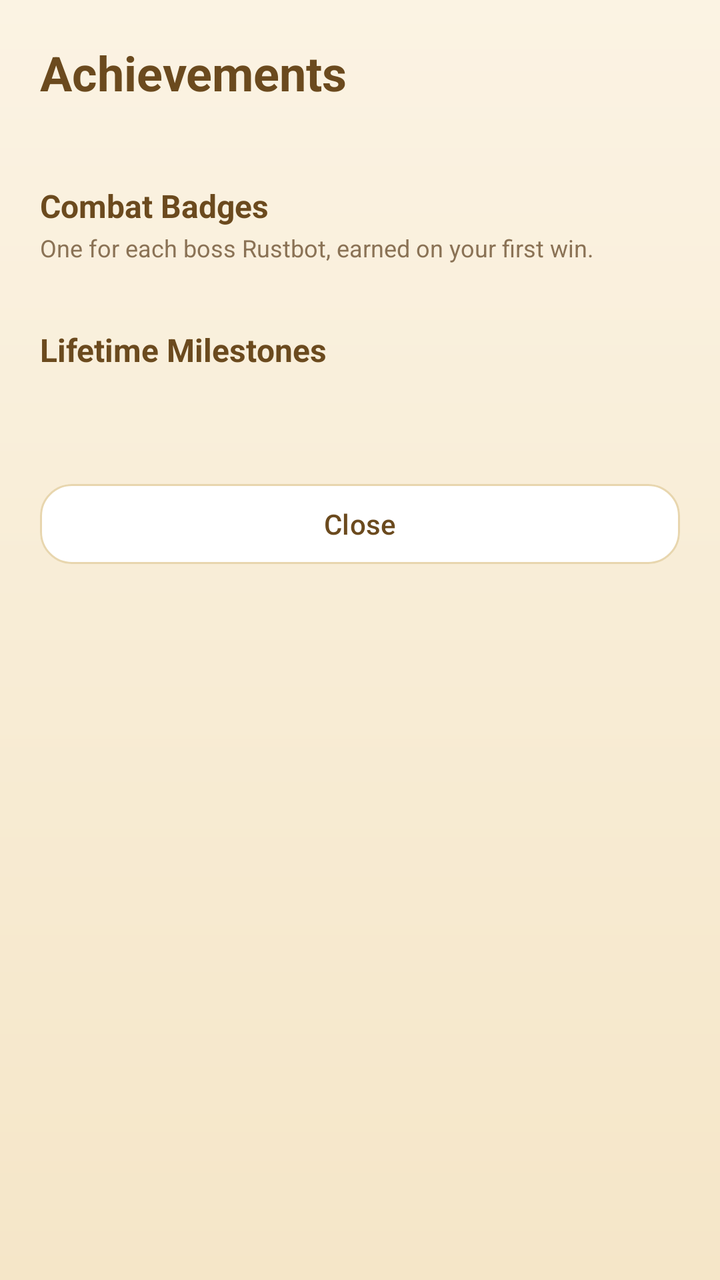
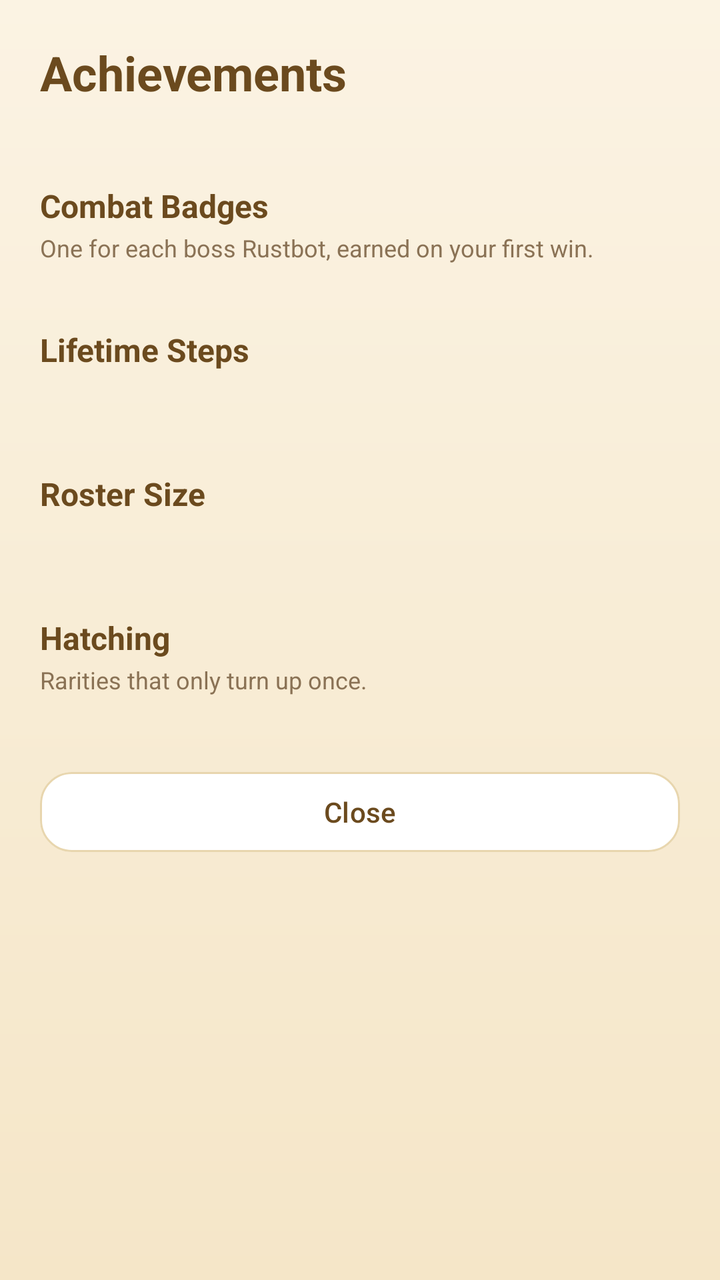

An Android layout rendered at two revisions. The XML below is the earlier revision; the diff shows what the commit changed to produce the second picture.
<!-- AndroidManifest.xml: application theme Theme.RatKingRecon -->
<!-- res/layout/activity_achievements.xml -->
<?xml version="1.0" encoding="utf-8"?>
<ScrollView xmlns:android="http://schemas.android.com/apk/res/android"
    xmlns:app="http://schemas.android.com/apk/res-auto"
    android:layout_width="match_parent"
    android:layout_height="match_parent"
    android:background="@drawable/bg_app_gradient"
    android:fillViewport="true">

    <LinearLayout
        android:layout_width="match_parent"
        android:layout_height="wrap_content"
        android:orientation="vertical"
        android:padding="20dp">

        <TextView
            android:layout_width="wrap_content"
            android:layout_height="wrap_content"
            android:text="@string/achievements_title"
            android:textColor="@color/text_primary"
            android:textSize="24sp"
            android:textStyle="bold" />

        <TextView
            android:id="@+id/achievementsSummary"
            android:layout_width="wrap_content"
            android:layout_height="wrap_content"
            android:layout_marginTop="4dp"
            android:layout_marginBottom="18dp"
            android:textColor="@color/text_muted"
            android:textSize="13sp" />

        
        <TextView
            android:layout_width="wrap_content"
            android:layout_height="wrap_content"
            android:text="@string/achievements_combat"
            android:textColor="@color/text_primary"
            android:textSize="16sp"
            android:textStyle="bold" />

        <TextView
            android:layout_width="wrap_content"
            android:layout_height="wrap_content"
            android:layout_marginTop="2dp"
            android:layout_marginBottom="10dp"
            android:text="@string/achievements_combat_sub"
            android:textColor="@color/text_muted"
            android:textSize="12sp" />

        <LinearLayout
            android:id="@+id/badgeList"
            android:layout_width="match_parent"
            android:layout_height="wrap_content"
            android:orientation="vertical" />

        
        <TextView
            android:layout_width="wrap_content"
            android:layout_height="wrap_content"
            android:layout_marginTop="22dp"
            android:text="@string/achievements_milestones"
            android:textColor="@color/text_primary"
            android:textSize="16sp"
            android:textStyle="bold" />

        <TextView
            android:id="@+id/milestoneSubtitle"
            android:layout_width="wrap_content"
            android:layout_height="wrap_content"
            android:layout_marginTop="2dp"
            android:layout_marginBottom="10dp"
            android:textColor="@color/text_muted"
            android:textSize="12sp" />

        <LinearLayout
            android:id="@+id/milestoneList"
            android:layout_width="match_parent"
            android:layout_height="wrap_content"
            android:orientation="vertical" />

        <com.google.android.material.button.MaterialButton
            android:id="@+id/achievementsCloseButton"
            android:layout_width="match_parent"
            android:layout_height="wrap_content"
            android:layout_marginTop="24dp"
            android:text="@string/btn_close"
            android:textAllCaps="false"
            android:textColor="@color/text_primary"
            app:backgroundTint="@color/card_white"
            app:cornerRadius="16dp"
            app:strokeColor="@color/card_border"
            app:strokeWidth="1dp" />

    </LinearLayout>
</ScrollView>
<!-- resources referenced by this layout -->
<resources>
  <color name="card_border">#E8D6AE</color>
  <color name="card_white">#FFFFFF</color>
  <color name="text_muted">#8A7255</color>
  <color name="text_primary">#6B4A1E</color>
  <!-- drawable bg_app_gradient (drawable) -->
  <?xml version="1.0" encoding="utf-8"?>
  <shape xmlns:android="http://schemas.android.com/apk/res/android"
      android:shape="rectangle">
      <gradient
          android:angle="270"
          android:startColor="@color/cream"
          android:endColor="@color/tan"
          android:type="linear" />
  </shape>
  <string name="achievements_combat">Combat Badges</string>
  <string name="achievements_combat_sub">One for each boss Rustbot, earned on your first win.</string>
  <string name="achievements_milestones">Lifetime Milestones</string>
  <string name="achievements_title">Achievements</string>
  <string name="btn_close">Close</string>
  <style name="Theme.RatKingRecon" parent="Base.Theme.RatKingRecon" />
  <color name="cream">#FBF3E3</color>
  <color name="tan">#F5E6C8</color>
  <style name="Base.Theme.RatKingRecon" parent="Theme.Material3.Light.NoActionBar">
          <item name="colorPrimary">@color/amber</item>
          <item name="colorOnPrimary">@color/text_primary</item>
          <item name="colorSurface">@color/cream</item>
          <item name="colorOnSurface">@color/text_primary</item>
          <item name="android:colorBackground">@color/cream</item>
          <item name="android:statusBarColor">@color/cream</item>
          <item name="android:windowLightStatusBar">true</item>
          <item name="android:navigationBarColor">@color/tan</item>
          <item name="android:windowLightNavigationBar">true</item>
      </style>
  <color name="amber">#E8A94F</color>
</resources>

<!-- the commit's change to res/layout/activity_achievements.xml (unified diff, before → after) -->
@@ -4,7 +4,8 @@
     android:layout_width="match_parent"
     android:layout_height="match_parent"
     android:background="@drawable/bg_app_gradient"
-    android:fillViewport="true">
+    android:fillViewport="true"
+    android:fitsSystemWindows="true">
 
     <LinearLayout
         android:layout_width="match_parent"
@@ -58,13 +59,13 @@
             android:layout_width="wrap_content"
             android:layout_height="wrap_content"
             android:layout_marginTop="22dp"
-            android:text="@string/achievements_milestones"
+            android:text="@string/achievements_steps"
             android:textColor="@color/text_primary"
             android:textSize="16sp"
             android:textStyle="bold" />
 
         <TextView
-            android:id="@+id/milestoneSubtitle"
+            android:id="@+id/stepsSubtitle"
             android:layout_width="wrap_content"
             android:layout_height="wrap_content"
             android:layout_marginTop="2dp"
@@ -73,7 +74,57 @@
             android:textSize="12sp" />
 
         <LinearLayout
-            android:id="@+id/milestoneList"
+            android:id="@+id/stepsList"
+            android:layout_width="match_parent"
+            android:layout_height="wrap_content"
+            android:orientation="vertical" />
+
+        
+        <TextView
+            android:layout_width="wrap_content"
+            android:layout_height="wrap_content"
+            android:layout_marginTop="22dp"
+            android:text="@string/achievements_roster"
+            android:textColor="@color/text_primary"
+            android:textSize="16sp"
+            android:textStyle="bold" />
+
+        <TextView
+            android:id="@+id/rosterSubtitle"
+            android:layout_width="wrap_content"
+            android:layout_height="wrap_content"
+            android:layout_marginTop="2dp"
+            android:layout_marginBottom="10dp"
+            android:textColor="@color/text_muted"
+            android:textSize="12sp" />
+
+        <LinearLayout
+            android:id="@+id/rosterList"
+            android:layout_width="match_parent"
+            android:layout_height="wrap_content"
+            android:orientation="vertical" />
+
+        
+        <TextView
+            android:layout_width="wrap_content"
+            android:layout_height="wrap_content"
+            android:layout_marginTop="22dp"
+            android:text="@string/achievements_hatching"
+            android:textColor="@color/text_primary"
+            android:textSize="16sp"
+            android:textStyle="bold" />
+
+        <TextView
+            android:layout_width="wrap_content"
+            android:layout_height="wrap_content"
+            android:layout_marginTop="2dp"
+            android:layout_marginBottom="10dp"
+            android:text="@string/achievements_hatching_sub"
+            android:textColor="@color/text_muted"
+            android:textSize="12sp" />
+
+        <LinearLayout
+            android:id="@+id/hatchingList"
             android:layout_width="match_parent"
             android:layout_height="wrap_content"
             android:orientation="vertical" />
<!-- resource entries referenced after the edit -->
@@ -16,7 +16,10 @@
   </shape>
   <string name="achievements_combat">Combat Badges</string>
   <string name="achievements_combat_sub">One for each boss Rustbot, earned on your first win.</string>
-  <string name="achievements_milestones">Lifetime Milestones</string>
+  <string name="achievements_hatching">Hatching</string>
+  <string name="achievements_hatching_sub">Rarities that only turn up once.</string>
+  <string name="achievements_roster">Roster Size</string>
+  <string name="achievements_steps">Lifetime Steps</string>
   <string name="achievements_title">Achievements</string>
   <string name="btn_close">Close</string>
   <style name="Theme.RatKingRecon" parent="Base.Theme.RatKingRecon" />
